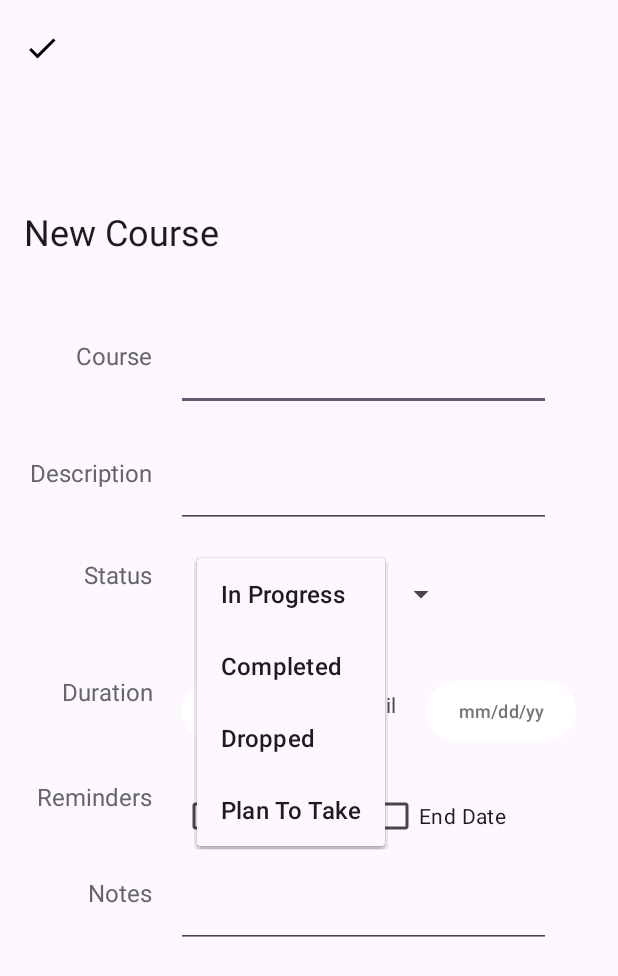
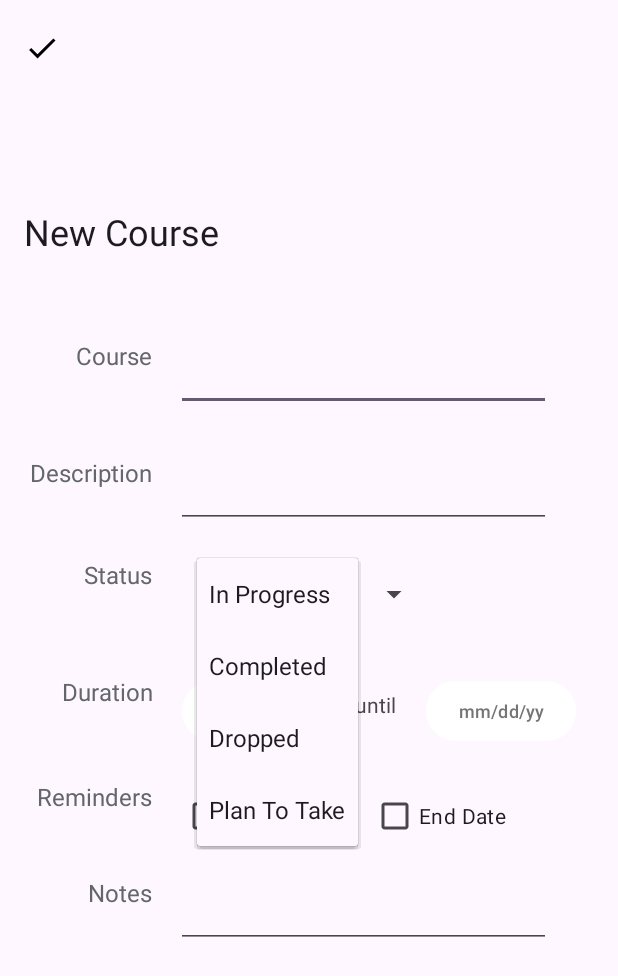
Before and after one commit to crimsonstrife/abm2, an Android app: the CourseEditActivity screen opened directly, with no data from a screen before it, after a tap on "In Progress", on a phone screen of 412 x 824 dp. Shown: the top 976 px of the screen. Run offline under Robolectric (Android 15) with nearby library versions, the phone set to English and light mode, and no system bars.

Commit message:
Update CourseEditActivity.java

```diff
--- a/app/src/main/java/com/pbarnhardt/abm2task1/Views/CourseEditActivity.java
+++ b/app/src/main/java/com/pbarnhardt/abm2task1/Views/CourseEditActivity.java
@@ -10,6 +10,7 @@ import android.util.Log;
 import android.view.Menu;
 import android.view.MenuInflater;
 import android.view.MenuItem;
+import android.view.View;
 import android.widget.ArrayAdapter;
 import android.widget.Button;
 import android.widget.CheckBox;
@@ -26,6 +27,8 @@ import com.pbarnhardt.abm2task1.Enums.Status;
 import com.pbarnhardt.abm2task1.Models.EditorModel;
 import com.pbarnhardt.abm2task1.R;
 import com.pbarnhardt.abm2task1.Utils.Formatting;
+import com.pbarnhardt.abm2task1.databinding.ActivityCourseEditBinding;
+import com.pbarnhardt.abm2task1.databinding.ContentEditCoursesBinding;
 
 import java.util.Calendar;
 import java.util.Date;
@@ -38,9 +41,19 @@ public class CourseEditActivity extends AppCompatActivity {
     private boolean newCourse;
     private boolean edit;
     private int termId = -1;
-
+    int courseId;
     private EditorModel viewModel;
     private ArrayAdapter<Status> statusAdapter;
+    private ActivityCourseEditBinding activityBinding;
+    private ContentEditCoursesBinding contentBinding;
+    private EditText courseTitle;
+    private EditText courseDescription;
+    private EditText courseNote;
+    private Button courseStartDate;
+    private Button courseEndDate;
+    private CheckBox courseStartAlert;
+    private CheckBox courseEndAlert;
+    private Spinner courseStatus;
 
     /**
      * On create.
@@ -50,43 +63,60 @@ public class CourseEditActivity extends AppCompatActivity {
     @Override
     protected void onCreate(Bundle savedInstanceState) {
         super.onCreate(savedInstanceState);
-        setContentView(R.layout.activity_course_edit);
-        Toolbar toolbar = findViewById(R.id.toolbar);
+        activityBinding = ActivityCourseEditBinding.inflate(getLayoutInflater());
+        View view = activityBinding.getRoot();
+        setContentView(view);
+        Toolbar toolbar = activityBinding.toolbar;
         setSupportActionBar(toolbar);
         Objects.requireNonNull(getSupportActionBar()).setHomeAsUpIndicator(R.drawable.ic_action_check);
         getSupportActionBar().setDisplayHomeAsUpEnabled(true);
 
+        //check if the activity is being created for a new course or an existing course
         if (savedInstanceState != null) {
             edit = savedInstanceState.getBoolean(EDIT_KEY);
         }
 
+        //initiate the binding
+        contentBinding = activityBinding.contentInclude;
+        courseTitle = contentBinding.editTextCourseTitle;
+        courseDescription = contentBinding.courseDetailDescription;
+        courseNote = contentBinding.editTextCourseNote;
+        courseStartDate = contentBinding.editTextStartDate;
+        courseEndDate = contentBinding.editTextEndDate;
+        courseStartAlert = contentBinding.checkBoxStartDate;
+        courseEndAlert = contentBinding.checkBoxEndDate;
+        courseStatus = contentBinding.spinnerCourseStatus;
+
+        //initiate the view model
         initiateViewModel();
-        addStatusToSpinner();
+        addStatusToSpinner(courseStatus);
 
         //set the onclick listener for the start date button
-        final Button courseStart = findViewById(R.id.editText_start_date);
-        courseStart.setOnClickListener(v -> {
+        contentBinding.editTextStartDate.setOnClickListener(v -> {
             final Calendar calendar = Calendar.getInstance();
             DatePickerDialog.OnDateSetListener date = (startView, year, month, day) -> {
                 calendar.set(Calendar.YEAR, year);
                 calendar.set(Calendar.MONTH, month);
                 calendar.set(Calendar.DAY_OF_MONTH, day);
                 //update the button text with the selected date
-                courseStart.setText(Formatting.dateFormat.format(calendar.getTime()));
+                courseStartDate.setText(Formatting.dateFormat.format(calendar.getTime()));
+                //set the hint to the selected date
+                courseStartDate.setHint(Formatting.dateFormat.format(calendar.getTime()));
             };
             new DatePickerDialog(CourseEditActivity.this, date, calendar.get(Calendar.YEAR), calendar.get(Calendar.MONTH), calendar.get(Calendar.DAY_OF_MONTH)).show();
         });
 
         //set the onclick listener for the end date button
-        final Button courseEnd = findViewById(R.id.editText_end_date);
-        courseEnd.setOnClickListener(v -> {
+        contentBinding.editTextEndDate.setOnClickListener(v -> {
             final Calendar calendar = Calendar.getInstance();
             DatePickerDialog.OnDateSetListener date = (endView, year, month, day) -> {
                 calendar.set(Calendar.YEAR, year);
                 calendar.set(Calendar.MONTH, month);
                 calendar.set(Calendar.DAY_OF_MONTH, day);
                 //update the button text with the selected date
-                courseEnd.setText(Formatting.dateFormat.format(calendar.getTime()));
+                courseEndDate.setText(Formatting.dateFormat.format(calendar.getTime()));
+                //update the button hint
+                courseEndDate.setHint(Formatting.dateFormat.format(calendar.getTime()));
             };
             new DatePickerDialog(CourseEditActivity.this, date, calendar.get(Calendar.YEAR), calendar.get(Calendar.MONTH), calendar.get(Calendar.DAY_OF_MONTH)).show();
         });
@@ -98,35 +128,25 @@ public class CourseEditActivity extends AppCompatActivity {
         super.onSaveInstanceState(outState);
     }
 
-    private Status getStatusFromSpinner() {
-        final Spinner courseStatus = findViewById(R.id.spinner_course_status);
-        return (Status) courseStatus.getSelectedItem();
+    private Status getStatusFromSpinner(Spinner spinner) {
+        return (Status) spinner.getSelectedItem();
     }
 
-    private void addStatusToSpinner() {
-        final Spinner courseStatus = findViewById(R.id.spinner_course_status);
-        statusAdapter = new ArrayAdapter<>(this, android.R.layout.simple_list_item_1, Status.values());
-        courseStatus.setAdapter(statusAdapter);
+    private void addStatusToSpinner(Spinner spinner) {
+        statusAdapter = new ArrayAdapter<>(this, android.R.layout.simple_spinner_dropdown_item, Status.values());
+        spinner.setAdapter(statusAdapter);
     }
 
     private void initiateViewModel() {
         viewModel = ViewModelProvider.AndroidViewModelFactory.getInstance(getApplication()).create(EditorModel.class);
-        final EditText courseTitle = findViewById(R.id.editText_course_title);
-        final EditText courseDescription = findViewById(R.id.courseDetailDescription);
-        final EditText courseNote = findViewById(R.id.editText_course_note);
-        final Spinner courseStatus = findViewById(R.id.spinner_course_status);
-        final Button courseStart = findViewById(R.id.editText_start_date);
-        final Button courseEnd = findViewById(R.id.editText_end_date);
-        final CheckBox courseStartAlert = findViewById(R.id.checkBox_start_date);
-        final CheckBox courseEndAlert = findViewById(R.id.checkBox_end_date);
         viewModel.liveCourses.observe(this, courses -> {
             if (courses != null && !edit) {
                 newCourse = false;
                 courseTitle.setText(courses.getCourseName());
                 courseDescription.setText(courses.getCourseDescription());
                 courseNote.setText(courses.getCourseNote());
-                courseStart.setText(Formatting.dateFormat.format(courses.getCourseStartDate()));
-                courseEnd.setText(Formatting.dateFormat.format(courses.getCourseEndDate()));
+                courseStartDate.setText(Formatting.dateFormat.format(courses.getCourseStartDate()));
+                courseEndDate.setText(Formatting.dateFormat.format(courses.getCourseEndDate()));
                 courseStartAlert.setChecked(courses.getCourseStartAlert());
                 courseEndAlert.setChecked(courses.getCourseEndAlert());
                 courseStatus.setSelection(statusAdapter.getPosition(courses.getCourseStatus()));
@@ -142,7 +162,7 @@ public class CourseEditActivity extends AppCompatActivity {
             setTitle("New Course");
         } else {
             setTitle("Edit Course");
-            int courseId = extras.getInt(COURSE_KEY);
+            courseId = extras.getInt(COURSE_KEY);
             viewModel.loadCourse(courseId);
         }
     }
@@ -153,20 +173,13 @@ public class CourseEditActivity extends AppCompatActivity {
     }
 
     private void saveAndReturn() {
-        final EditText courseTitle = findViewById(R.id.editText_course_title);
-        final EditText courseDescription = findViewById(R.id.courseDetailDescription);
-        final EditText courseNote = findViewById(R.id.editText_course_note);
-        final CheckBox courseStartAlert = findViewById(R.id.checkBox_start_date);
-        final CheckBox courseEndAlert = findViewById(R.id.checkBox_end_date);
-        final Button courseStart = findViewById(R.id.editText_start_date);
-        final Button courseEnd = findViewById(R.id.editText_end_date);
         try {
-            String courseName = courseTitle.getText().toString().trim();
+            String courseNameString = courseTitle.getText().toString().trim();
             String courseDescriptionString = courseDescription.getText().toString().trim();
             String courseNoteString = courseNote.getText().toString().trim();
             boolean bCourseStartAlert = courseStartAlert.isChecked();
             boolean bCourseEndAlert = courseEndAlert.isChecked();
-            Status courseStatus = getStatusFromSpinner();
+            Status courseStatusValue = getStatusFromSpinner(courseStatus);
             //validate the course start and end dates are within the assigned term start and end dates if a term is assigned
             if (termId != -1) {
                 //get the term object from the database
@@ -175,19 +188,16 @@ public class CourseEditActivity extends AppCompatActivity {
                 Date termStartDate = assignedTerm.getTermStartDate();
                 Date termEndDate = assignedTerm.getTermEndDate();
                 //get the start and end dates from the course object
-                Date courseStartDate = Formatting.dateFormat.parse(courseStart.getText().toString());
-                Date courseEndDate = Formatting.dateFormat.parse(courseEnd.getText().toString());
-                //check if the course start date or end date is before the term start date or after the term end date, if so throw a warning alert
-                assert courseStartDate != null;
-                assert courseEndDate != null;
-                if (courseStartDate.before(termStartDate) || courseStartDate.after(termEndDate) || courseEndDate.before(termStartDate) || courseEndDate.after(termEndDate)) {
+                Date courseStartDateValue = courseStartDate.getText().toString().isEmpty() ? null : Formatting.dateFormat.parse(courseStartDate.getText().toString());
+                Date courseEndDateValue = courseEndDate.getText().toString().isEmpty() ? null : Formatting.dateFormat.parse(courseEndDate.getText().toString());
+                if (courseStartDateValue.before(termStartDate) || courseStartDateValue.after(termEndDate) || courseEndDateValue.before(termStartDate) || courseEndDateValue.after(termEndDate)) {
                     //build the alert and show it
                     AlertDialog.Builder builder = new AlertDialog.Builder(this);
                     builder.setTitle("Warning");
                     builder.setMessage("The course start and/or end dates are not within the assigned term start and/or end dates.\nDo you want to continue?");
                     builder.setPositiveButton("Yes", (dialog, which) -> {
                         //if the user clicks yes, save the course and return to the previous activity
-                        viewModel.saveCourse(courseName, courseDescriptionString, courseStartDate, courseEndDate, bCourseStartAlert, bCourseEndAlert, courseStatus, termId, courseNoteString);
+                        viewModel.saveCourse(courseNameString, courseDescriptionString, courseStartDateValue, courseEndDateValue, bCourseStartAlert, bCourseEndAlert, courseStatusValue, termId, courseNoteString);
                         finish();
                     });
                     builder.setNegativeButton("No", (dialog, which) -> {
@@ -195,14 +205,14 @@ public class CourseEditActivity extends AppCompatActivity {
                     });
                 } else {
                     //if the course start and end dates are within the term start and end dates, save the course and return to the previous activity
-                    viewModel.saveCourse(courseName, courseDescriptionString, courseStartDate, courseEndDate, bCourseStartAlert, bCourseEndAlert, courseStatus, termId, courseNoteString);
+                    viewModel.saveCourse(courseNameString, courseDescriptionString, courseStartDateValue, courseEndDateValue, bCourseStartAlert, bCourseEndAlert, courseStatusValue, termId, courseNoteString);
                     finish();
                 }
             } else {
                 //if no term is assigned, save the course and return to the previous activity
-                Date courseStartDate = Formatting.dateFormat.parse(courseStart.getText().toString());
-                Date courseEndDate = Formatting.dateFormat.parse(courseEnd.getText().toString());
-                viewModel.saveCourse(courseName, courseDescriptionString, courseStartDate, courseEndDate, bCourseStartAlert, bCourseEndAlert, courseStatus, termId, courseNoteString);
+                Date courseStartDateValue = courseStartDate.getText().toString().isEmpty() ? null : Formatting.dateFormat.parse(courseStartDate.getText().toString());
+                Date courseEndDateValue = courseEndDate.getText().toString().isEmpty() ? null : Formatting.dateFormat.parse(courseEndDate.getText().toString());
+                viewModel.saveCourse(courseNameString, courseDescriptionString, courseStartDateValue, courseEndDateValue, bCourseStartAlert, bCourseEndAlert, courseStatusValue, termId, courseNoteString);
                 finish();
             }
         } catch (Exception e) {
@@ -228,6 +238,11 @@ public class CourseEditActivity extends AppCompatActivity {
         } else if (item.getItemId() == R.id.action_delete) {
             viewModel.deleteCourse();
             finish();
+        } else if (item.getItemId() == R.id.action_help) {
+            //TODO: add help
+        } else if (item.getItemId() == R.id.action_save) {
+            saveAndReturn();
+            return true;
         }
         return super.onOptionsItemSelected(item);
     }
```
